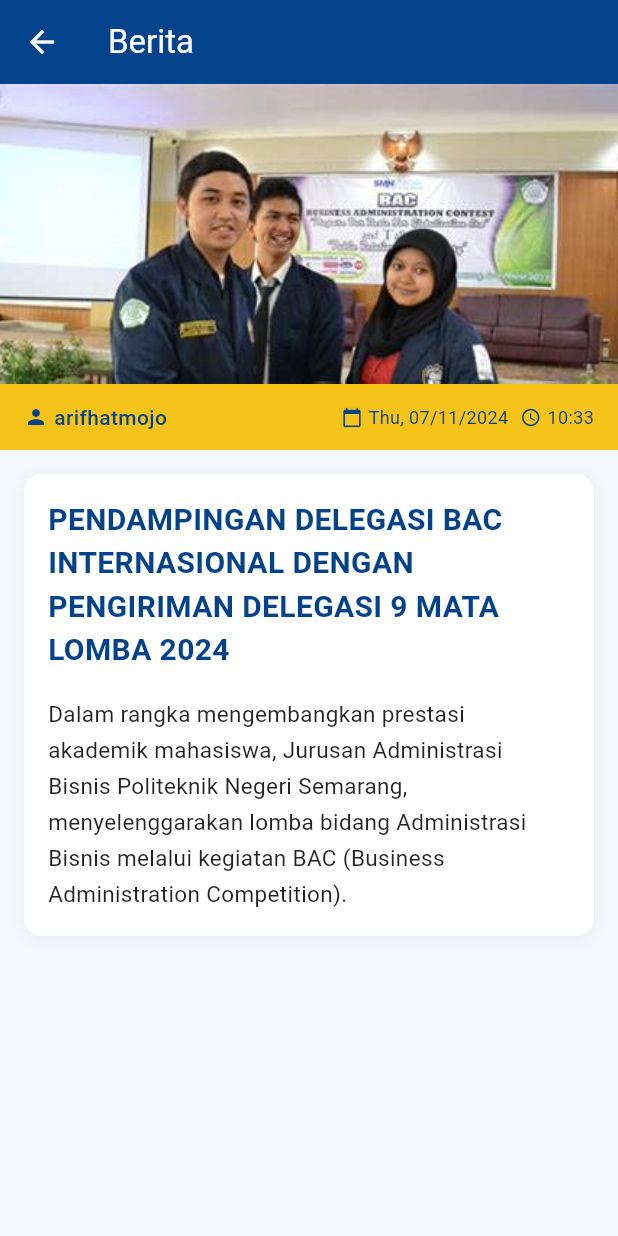
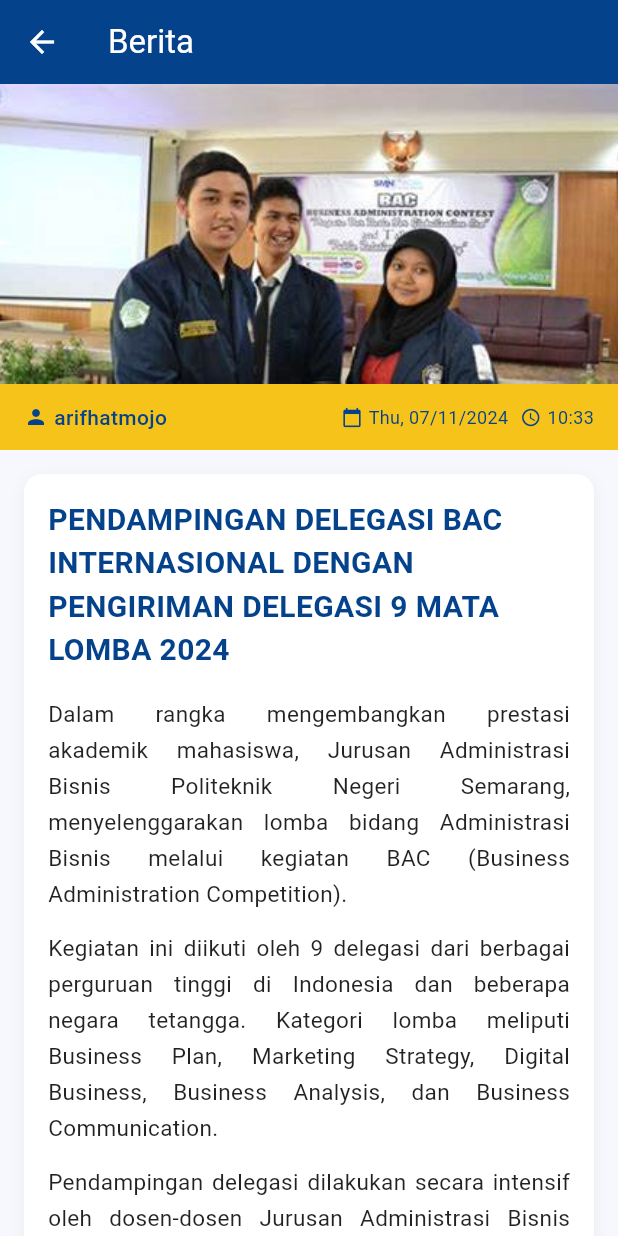
Before and after one commit to whyuhurtz/polines_app, a Flutter app: the HomeScreen screen opened by its route, scrolled down 576 dp, after a tap on "Read More", on a phone screen of 412 x 824 dp. Run offline on Flutter 3.47's test engine with Material 3 defaults, Android fonts, the phone set to English and light mode, and no system bars; our stand-ins replace google_nav_bar.

Commit message:
Revisi home.

```diff
--- a/lib/features/home/data/repositories/news_repository_impl.dart
+++ b/lib/features/home/data/repositories/news_repository_impl.dart
@@ -1,50 +1,39 @@
-import 'dart:convert';
 import 'dart:developer' as developer;
-// import 'package:flutter/foundation.dart';
 import 'package:polines_app/features/home/data/models/news_model.dart';
 import 'package:polines_app/features/home/domain/entities/news_entity.dart';
 import 'package:polines_app/features/home/domain/repositories/news_repository.dart';
 
 class NewsRepositoryImpl implements NewsRepository {
-  // This would typically come from a data source like API or local DB
-  // For this example, we're hardcoding some sample data
-  final List<String> _sampleNewsJson = [
-    '''
+  // Menggunakan List<Map> alih-alih string JSON untuk menghindari masalah parsing
+  final List<Map<String, dynamic>> _sampleNewsData = [
     {
       "author": "arifhatmojo",
       "date_published": "Thu, 07/11/2024",
       "time_published": "10:42",
       "title": "IMPLEMENTASI GKM UNTUK MENDUKUNG STANDARISASI MUTU PROGRAM STUDI DAN JURUSAN ADMINISTRASI 2024",
-      "content": "Jurusan Administrasi Bisnis (AB) Politeknik Negeri Semarang (Polines) hingga tahun 2021 mempunyai 4 (empat) Program Studi, yaitu Program Studi Administrasi Bisnis (D3-AB), Manajemen Pemasaran (D3 MP), Manajemen Bisnis Internasional (S.Tr-MBI) dan Administrasi Bisnis Terapan (S.Tr ABT)."
-    }
-    ''',
-    '''
+      "content": "Jurusan Administrasi Bisnis (AB) Politeknik Negeri Semarang (Polines) hingga tahun 2021 mempunyai 4 (empat) Program Studi, yaitu Program Studi Administrasi Bisnis (D3-AB), Manajemen Pemasaran (D3 MP), Manajemen Bisnis Internasional (S.Tr-MBI) dan Administrasi Bisnis Terapan (S.Tr ABT).\n\nUntuk meningkatkan standarisasi mutu program studi, Jurusan Administrasi Bisnis mengimplementasikan Gugus Kendali Mutu (GKM) yang berfokus pada penjaminan kualitas pembelajaran dan layanan akademik. Kegiatan ini melibatkan seluruh civitas akademika jurusan untuk memastikan proses pendidikan berjalan sesuai dengan standar yang telah ditetapkan.\n\nHasil dari implementasi GKM ini diharapkan dapat meningkatkan kualitas lulusan dan mempersiapkan program studi untuk akreditasi nasional maupun internasional di masa mendatang."
+    },
     {
       "author": "arifhatmojo",
       "date_published": "Thu, 07/11/2024",
       "time_published": "10:33",
       "title": "PENDAMPINGAN DELEGASI BAC INTERNASIONAL DENGAN PENGIRIMAN DELEGASI 9 MATA LOMBA 2024",
-      "content": "Dalam rangka mengembangkan prestasi akademik mahasiswa, Jurusan Administrasi Bisnis Politeknik Negeri Semarang, menyelenggarakan lomba bidang Administrasi Bisnis melalui kegiatan BAC (Business Administration Competition)."
-    }
-    ''',
-    '''
+      "content": "Dalam rangka mengembangkan prestasi akademik mahasiswa, Jurusan Administrasi Bisnis Politeknik Negeri Semarang, menyelenggarakan lomba bidang Administrasi Bisnis melalui kegiatan BAC (Business Administration Competition).\n\nKegiatan ini diikuti oleh 9 delegasi dari berbagai perguruan tinggi di Indonesia dan beberapa negara tetangga. Kategori lomba meliputi Business Plan, Marketing Strategy, Digital Business, Business Analysis, dan Business Communication.\n\nPendampingan delegasi dilakukan secara intensif oleh dosen-dosen Jurusan Administrasi Bisnis untuk memastikan performa optimal dalam kompetisi yang berlangsung selama 3 hari."
+    },
     {
       "author": "arifhatmojo",
       "date_published": "Thu, 07/11/2024",
       "time_published": "05:31",
       "title": "DOSEN AB BULAN NOVEMBER 2024 MEMASUKI MASA PURNA TUGAS",
-      "content": "DOSEN AB BULAN NOVEMBER 2024 MEMASUKI MASA PURNA TUGAS MASA PENGABDIAN 35 TAHUN YAITU Dra. ERIKA DEVIE , M.Ed.M."
-    }
-    ''',
-    '''
+      "content": "DOSEN AB BULAN NOVEMBER 2024 MEMASUKI MASA PURNA TUGAS MASA PENGABDIAN 35 TAHUN YAITU Dra. ERIKA DEVIE, M.Ed.M.\n\nBeliau telah mengabdi di Politeknik Negeri Semarang selama 35 tahun dan memberikan kontribusi yang sangat berharga dalam pengembangan Jurusan Administrasi Bisnis.\n\nAcara pelepasan akan diselenggarakan pada tanggal 30 November 2024 di Aula Utama Polines dengan dihadiri seluruh civitas akademika dan keluarga besar Polines."
+    },
     {
       "author": "arifhatmojo",
       "date_published": "Thu, 07/11/2024",
       "time_published": "05:27",
       "title": "PENYEMPURNAAN DOKUMEN AKREDITASI INTERNATIONAL 2024",
-      "content": "MATERI WORKSHOP: 1. visi misi dan pengembangan keilmuan prodi 2. sumber daya manusia dosen 3. sarana dan prasarana"
+      "content": "MATERI WORKSHOP:\n\n1. Visi misi dan pengembangan keilmuan prodi\n\n2. Sumber daya manusia dosen\n\n3. Sarana dan prasarana\n\nWorkshop penyempurnaan dokumen akreditasi internasional ini diselenggarakan sebagai bagian dari persiapan Jurusan Administrasi Bisnis untuk menghadapi visitasi akreditasi internasional dari lembaga akreditasi ABEST21 yang akan dilaksanakan pada semester depan."
     }
-    '''
   ];
 
   @override
@@ -56,13 +45,10 @@ class NewsRepositoryImpl implements NewsRepository {
       developer.log("Starting to load news data");
       List<News> result = [];
 
-      for (int i = 0; i < _sampleNewsJson.length; i++) {
+      for (int i = 0; i < _sampleNewsData.length; i++) {
         try {
-          final jsonStr = _sampleNewsJson[i];
-          developer.log("Processing news item $i: ${jsonStr.substring(0, 50)}...");
-
-          final Map<String, dynamic> jsonMap = json.decode(jsonStr);
-          final newsItem = NewsModel.fromJson(jsonMap);
+          developer.log("Processing news item $i");
+          final newsItem = NewsModel.fromJson(_sampleNewsData[i]);
           result.add(newsItem);
           developer.log("Successfully processed news item $i with title: ${newsItem.title}");
         } catch (e) {
@@ -85,8 +71,8 @@ class NewsRepositoryImpl implements NewsRepository {
     await Future.delayed(const Duration(milliseconds: 500));
 
     try {
-      final news = _sampleNewsJson.first;
-      return NewsModel.fromJson(json.decode(news));
+      final news = _sampleNewsData.first;
+      return NewsModel.fromJson(news);
     } catch (e) {
       developer.log("Failed to load news detail: $e", error: e);
       throw Exception('Failed to load news detail: $e');
--- a/lib/features/home/presentation/screens/news_detail_screen.dart
+++ b/lib/features/home/presentation/screens/news_detail_screen.dart
@@ -148,15 +148,8 @@ class NewsDetailScreen extends StatelessWidget {
                   ),
                   const SizedBox(height: 16),
 
-                  // Content (preserving newlines)
-                  Text(
-                    news.content?.replaceAll('\\n', '\n') ?? 'No content available',
-                    style: const TextStyle(
-                      fontSize: 15,
-                      height: 1.6,
-                      color: Colors.black87,
-                    ),
-                  ),
+                  // Content with paragraphs and justify alignment
+                  ..._buildContentWithParagraphs(),
                 ],
               ),
             ),
@@ -167,4 +160,32 @@ class NewsDetailScreen extends StatelessWidget {
       ),
     );
   }
+
+  // Helper method to build content with paragraphs
+  List<Widget> _buildContentWithParagraphs() {
+    // Get content text and handle null case
+    final String contentText = news.content ?? 'No content available';
+
+    // Split the content into paragraphs based on \n
+    final List<String> paragraphs = contentText.split('\n');
+
+    // Return a list of widgets for each paragraph with spacing between them
+    return paragraphs
+        .where((paragraph) => paragraph.trim().isNotEmpty) // Filter out empty paragraphs
+        .map((paragraph) => Column(
+          crossAxisAlignment: CrossAxisAlignment.start,
+          children: [
+            Text(
+              paragraph.trim(),
+              style: const TextStyle(
+                fontSize: 15,
+                height: 1.6,
+                color: Colors.black87,
+              ),
+              textAlign: TextAlign.justify,
+            ),
+            const SizedBox(height: 12), // Add space between paragraphs
+          ],
+        )).toList();
+  }
 }
```
